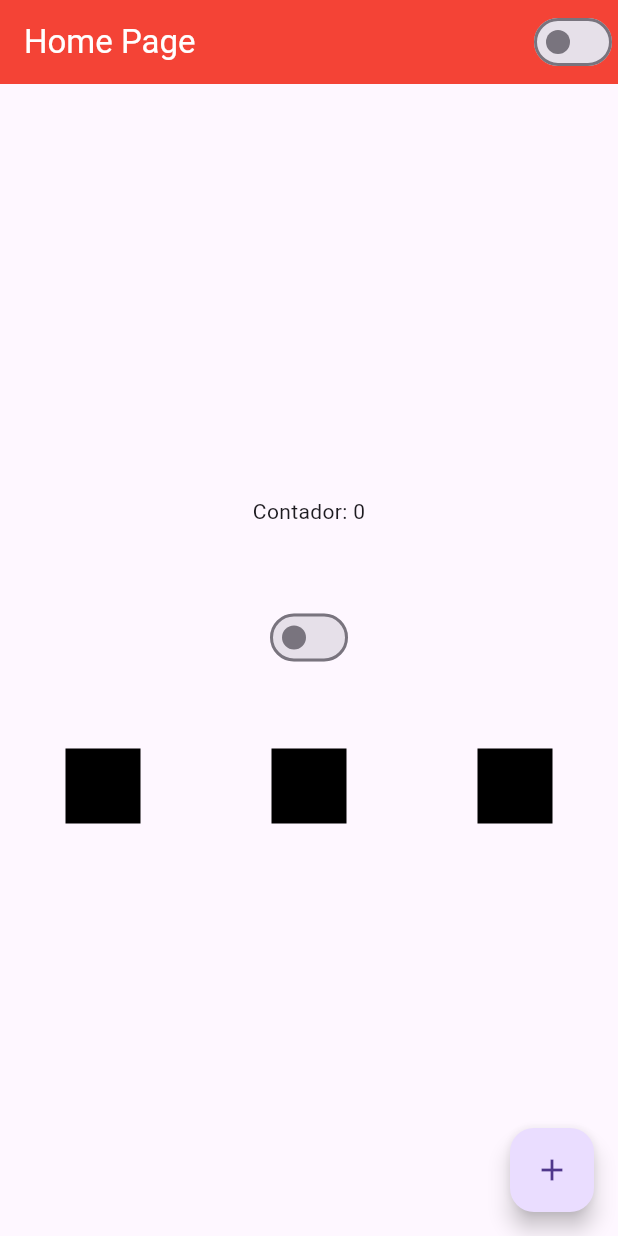
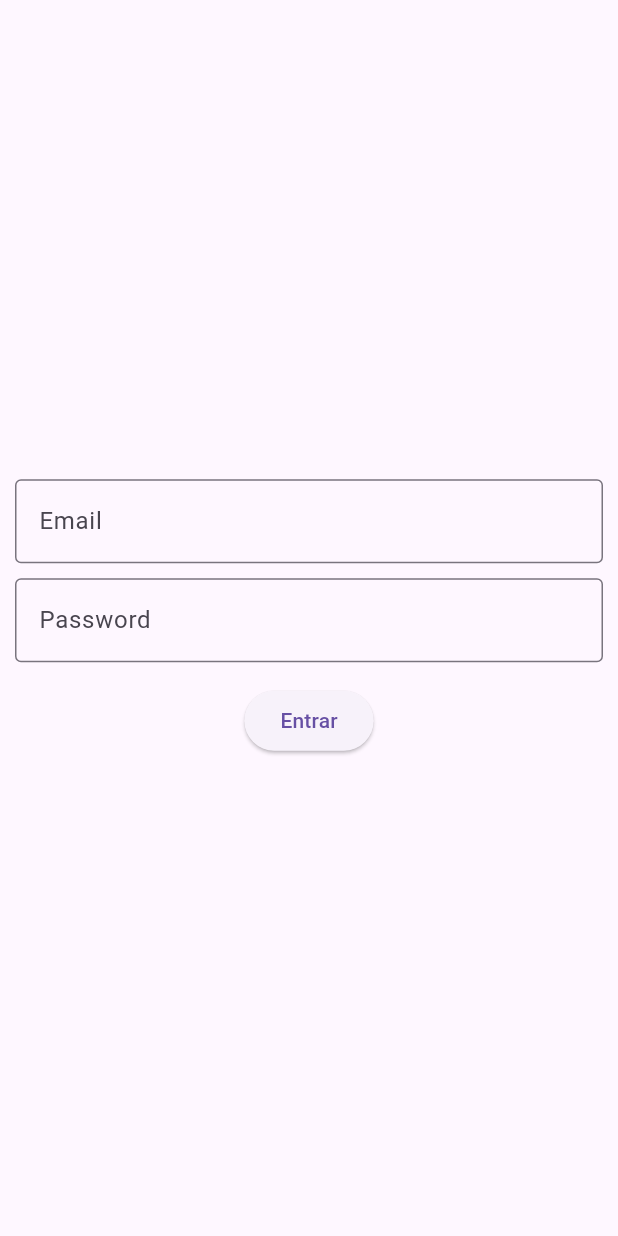
Before and after one commit to JoaoJunio09/flutter, a Flutter app: the screen it shows after launch, on a phone screen of 412 x 824 dp. Run offline on Flutter 3.47's test engine with Material 3 defaults, Android fonts, the light colour scheme and no system bars.

Commit message:
Criando tela de login e aperfeiçoando ainda mais a contrução de layouts

```diff
--- a/hello_world/lib/appWidget.dart
+++ b/hello_world/lib/appWidget.dart
@@ -1,6 +1,7 @@
 import 'package:flutter/material.dart';
 import 'package:hello_world/appController.dart';
 import 'package:hello_world/homePage.dart';
+import 'package:hello_world/loginPage.dart';
 
 class AppWidget extends StatelessWidget {
   @override
@@ -15,7 +16,7 @@ class AppWidget extends StatelessWidget {
                 ? Brightness.dark
                 : Brightness.light,
           ),
-          home: HomePage(),
+          home: LoginPage(),
         );
       },
     );
--- /dev/null
+++ b/hello_world/lib/loginPage.dart
@@ -0,0 +1,66 @@
+import 'package:flutter/material.dart';
+
+class LoginPage extends StatefulWidget {
+  @override
+  State<LoginPage> createState() => _LoginPageState();
+}
+
+class _LoginPageState extends State<LoginPage> {
+  String email = "";
+  String password = "";
+
+  @override
+  Widget build(BuildContext context) {
+    return Scaffold(
+      body: SingleChildScrollView(
+        child: SizedBox(
+          width: MediaQuery.of(context).size.width,
+          height: MediaQuery.of(context).size.height,
+          child: Padding(
+            padding: const EdgeInsets.all(10.0),
+            child: Column(
+              mainAxisAlignment: MainAxisAlignment.center,
+              children: [
+                TextField(
+                  onChanged: (text) {
+                    email = text;
+                  },
+                  keyboardType: TextInputType.emailAddress,
+                  decoration: InputDecoration(
+                    border: OutlineInputBorder(),
+                    labelText: 'Email',
+                  ),
+                ),
+
+                SizedBox(height: 10),
+                TextField(
+                  onChanged: (text) {
+                    password = text;
+                  },
+                  obscureText: true,
+                  decoration: InputDecoration(
+                    border: OutlineInputBorder(),
+                    labelText: 'Password',
+                  ),
+                ),
+
+                SizedBox(height: 15),
+                ElevatedButton(
+                  onPressed: () {
+                    if (email == "jacob@flutterando.com.br" &&
+                        password == "123") {
+                      print('Correto');
+                    } else {
+                      print('Errado');
+                    }
+                  },
+                  child: Text('Entrar'),
+                ),
+              ],
+            ),
+          ),
+        ),
+      ),
+    );
+  }
+}
```
